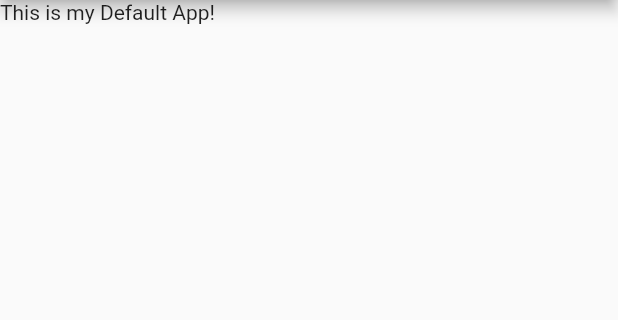
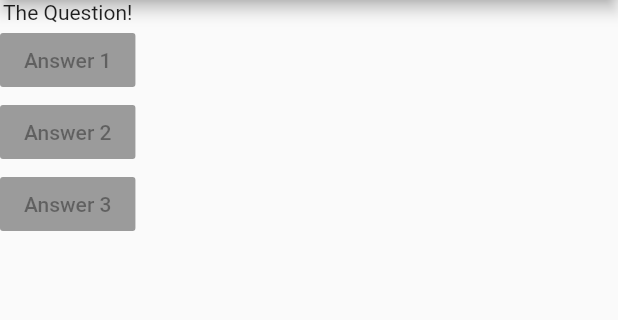
Before and after one commit to rajput-hemant/my-first-app, a Flutter app: the screen it shows after launch, on a phone screen of 412 x 824 dp, the part 84-404 px from its top. Run offline on Flutter 3.47's test engine with Material 2 defaults, Android fonts, the phone set to English and light mode, and no system bars.

Commit message:
Added body text & buttons
Signed-off-by: rajput-hemant <hemant.rajput_cs20@gla.ac.in>

```diff
--- a/lib/main.dart
+++ b/lib/main.dart
@@ -1,17 +1,51 @@
 import 'package:flutter/material.dart';
 
-void main() {
-  runApp(MyApp());
-}
+// void main() {
+//   runApp(MyApp());
+// }
+
+void main() => runApp(MyApp());
+
+//  Version 2 - Added text and buttons
 
 class MyApp extends StatelessWidget {
   @override
   Widget build(BuildContext context) {
     return MaterialApp(
       home: Scaffold(
-        appBar: AppBar(title: Text('My First App!')),
-        body: Text('This is my Default App!'),
+        appBar: AppBar(
+          title: Text('My First App!'),
+        ),
+        body: Column(children: [
+          Text('The Question!'),
+          RaisedButton(
+            child: Text('Answer 1'),
+            onPressed: null,
+          ),
+          RaisedButton(
+            child: Text('Answer 2'),
+            onPressed: null,
+          ),
+          RaisedButton(
+            child: Text('Answer 3'),
+            onPressed: null,
+          ),
+        ]),
       ),
     );
   }
 }
+
+//  Version 1 - Gettinf Started
+
+// class MyApp extends StatelessWidget {
+//   @override
+//   Widget build(BuildContext context) {
+//     return MaterialApp(
+//       home: Scaffold(
+//         appBar: AppBar(title: Text('My First App!')),
+//         body: Text('This is my Default App!'),
+//       ),
+//     );
+//   }
+// }
```
